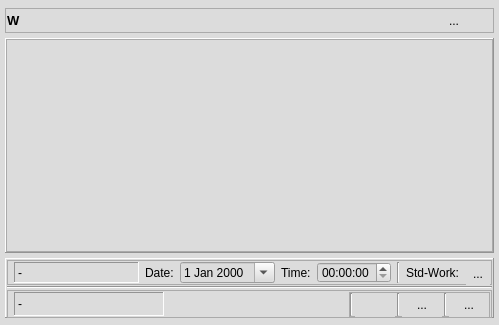
The window that day_popup.ui (Tria-Andy/WorkoutEditor) describes before a commit, drawn with Qt 5.
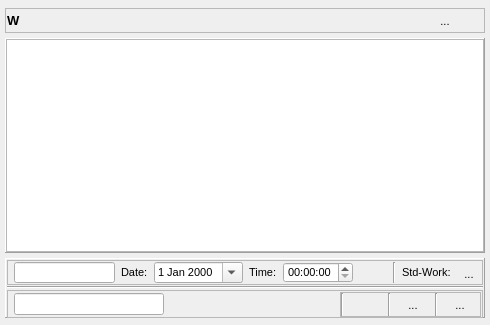
The same window after the commit. Icons and pictures are not drawn.

```diff
--- a/day_popup.ui
+++ b/day_popup.ui
@@ -32,7 +32,7 @@
    <string>Dialog</string>
   </property>
   <property name="styleSheet">
-   <string notr="true">background-color: rgb(220, 220, 220)</string>
+   <string notr="true"/>
   </property>
   <layout class="QVBoxLayout" name="verticalLayout">
    <property name="spacing">
@@ -322,21 +322,21 @@
           <number>1</number>
          </property>
          <item>
-          <widget class="QLabel" name="label_selected">
+          <widget class="QLineEdit" name="lineEdit_selected">
+           <property name="enabled">
+            <bool>true</bool>
+           </property>
            <property name="minimumSize">
             <size>
-             <width>125</width>
+             <width>100</width>
              <height>0</height>
             </size>
            </property>
-           <property name="frameShape">
-            <enum>QFrame::Panel</enum>
-           </property>
-           <property name="frameShadow">
-            <enum>QFrame::Sunken</enum>
-           </property>
-           <property name="text">
-            <string>-</string>
+           <property name="maximumSize">
+            <size>
+             <width>150</width>
+             <height>16777215</height>
+            </size>
            </property>
           </widget>
          </item>
@@ -479,28 +479,19 @@
           <number>1</number>
          </property>
          <item>
-          <widget class="QLabel" name="label_workoutInfo">
+          <widget class="QLineEdit" name="lineEdit_workoutInfo">
            <property name="minimumSize">
             <size>
-             <width>150</width>
+             <width>100</width>
              <height>0</height>
             </size>
            </property>
            <property name="maximumSize">
             <size>
-             <width>200</width>
+             <width>150</width>
              <height>16777215</height>
             </size>
            </property>
-           <property name="frameShape">
-            <enum>QFrame::Panel</enum>
-           </property>
-           <property name="frameShadow">
-            <enum>QFrame::Sunken</enum>
-           </property>
-           <property name="text">
-            <string>-</string>
-           </property>
           </widget>
          </item>
          <item>
```
